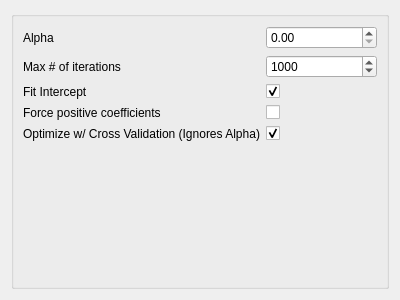
First picture: the form in point_spectra_gui/ui/UI Files/LassoLARS.ui, repository tisaconundrum2/PySAT-GUI, before the edit.
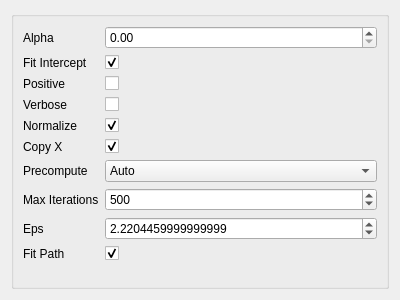
Second picture: the form after the edit.

```diff
--- a/point_spectra_gui/ui/UI Files/LassoLARS.ui
+++ b/point_spectra_gui/ui/UI Files/LassoLARS.ui
@@ -17,58 +17,44 @@
    <item>
     <widget class="QGroupBox" name="groupBox">
      <layout class="QFormLayout" name="formLayout">
-      <property name="fieldGrowthPolicy">
-       <enum>QFormLayout::AllNonFixedFieldsGrow</enum>
-      </property>
       <item row="0" column="0">
        <widget class="QLabel" name="alphaLabel">
         <property name="text">
-         <string>Alpha</string>
+         <string>Alpha </string>
         </property>
        </widget>
       </item>
       <item row="0" column="1">
-       <widget class="QDoubleSpinBox" name="alphaDoubleSpinBox">
-        <property name="maximum">
-         <double>999.000000000000000</double>
-        </property>
-       </widget>
+       <widget class="QDoubleSpinBox" name="alphaDoubleSpinBox"/>
       </item>
       <item row="1" column="0">
-       <widget class="QLabel" name="maxNumOfIterationsLabel">
-        <property name="text">
-         <string>Max # of iterations</string>
-        </property>
-       </widget>
-      </item>
-      <item row="1" column="1">
-       <widget class="QSpinBox" name="maxNumOfIterationsSpinBox">
-        <property name="maximum">
-         <number>9999</number>
-        </property>
-        <property name="value">
-         <number>1000</number>
-        </property>
-       </widget>
-      </item>
-      <item row="2" column="0">
        <widget class="QLabel" name="fitInterceptLabel">
         <property name="text">
          <string>Fit Intercept</string>
         </property>
        </widget>
       </item>
-      <item row="2" column="1">
+      <item row="1" column="1">
        <widget class="QCheckBox" name="fitInterceptCheckBox">
         <property name="checked">
          <bool>true</bool>
         </property>
        </widget>
       </item>
+      <item row="2" column="0">
+       <widget class="QLabel" name="positiveLabel">
+        <property name="text">
+         <string>Positive</string>
+        </property>
+       </widget>
+      </item>
+      <item row="2" column="1">
+       <widget class="QCheckBox" name="positiveCheckBox"/>
+      </item>
       <item row="3" column="0">
        <widget class="QLabel" name="forcePositiveCoefficientsLabel">
         <property name="text">
-         <string>Force positive coefficients</string>
+         <string>Verbose</string>
         </property>
        </widget>
       </item>
@@ -78,12 +64,105 @@
       <item row="4" column="0">
        <widget class="QLabel" name="optimizeWCrossValidationLabel">
         <property name="text">
-         <string>Optimize w/ Cross Validation (Ignores Alpha)</string>
+         <string>Normalize</string>
         </property>
        </widget>
       </item>
       <item row="4" column="1">
-       <widget class="QCheckBox" name="optimizeWCrossValidationCheckBox">
+       <widget class="QCheckBox" name="normalizeCheckBox">
+        <property name="checked">
+         <bool>true</bool>
+        </property>
+       </widget>
+      </item>
+      <item row="5" column="0">
+       <widget class="QLabel" name="copyXLabel">
+        <property name="text">
+         <string>Copy X</string>
+        </property>
+       </widget>
+      </item>
+      <item row="5" column="1">
+       <widget class="QCheckBox" name="copyXCheckBox">
+        <property name="checked">
+         <bool>true</bool>
+        </property>
+       </widget>
+      </item>
+      <item row="6" column="0">
+       <widget class="QLabel" name="precomputeLabel">
+        <property name="text">
+         <string>Precompute</string>
+        </property>
+       </widget>
+      </item>
+      <item row="6" column="1">
+       <widget class="QComboBox" name="precomputeComboBox">
+        <item>
+         <property name="text">
+          <string>Auto</string>
+         </property>
+        </item>
+        <item>
+         <property name="text">
+          <string>True</string>
+         </property>
+        </item>
+        <item>
+         <property name="text">
+          <string>False</string>
+         </property>
+        </item>
+        <item>
+         <property name="text">
+          <string>array-like</string>
+         </property>
+        </item>
+       </widget>
+      </item>
+      <item row="7" column="0">
+       <widget class="QLabel" name="maxIterationsLabel">
+        <property name="text">
+         <string>Max Iterations</string>
+        </property>
+       </widget>
+      </item>
+      <item row="7" column="1">
+       <widget class="QSpinBox" name="maxIterationsSpinBox">
+        <property name="maximum">
+         <number>9999999</number>
+        </property>
+        <property name="value">
+         <number>500</number>
+        </property>
+       </widget>
+      </item>
+      <item row="8" column="0">
+       <widget class="QLabel" name="epsLabel">
+        <property name="text">
+         <string>Eps</string>
+        </property>
+       </widget>
+      </item>
+      <item row="8" column="1">
+       <widget class="QDoubleSpinBox" name="epsDoubleSpinBox">
+        <property name="decimals">
+         <number>16</number>
+        </property>
+        <property name="value">
+         <double>2.220446000000000</double>
+        </property>
+       </widget>
+      </item>
+      <item row="9" column="0">
+       <widget class="QLabel" name="fitPathLabel">
+        <property name="text">
+         <string>Fit Path</string>
+        </property>
+       </widget>
+      </item>
+      <item row="9" column="1">
+       <widget class="QCheckBox" name="fitPathCheckBox">
         <property name="checked">
          <bool>true</bool>
         </property>
```
Left out of the diff: 8 changed lines with no effect on the pictures.
